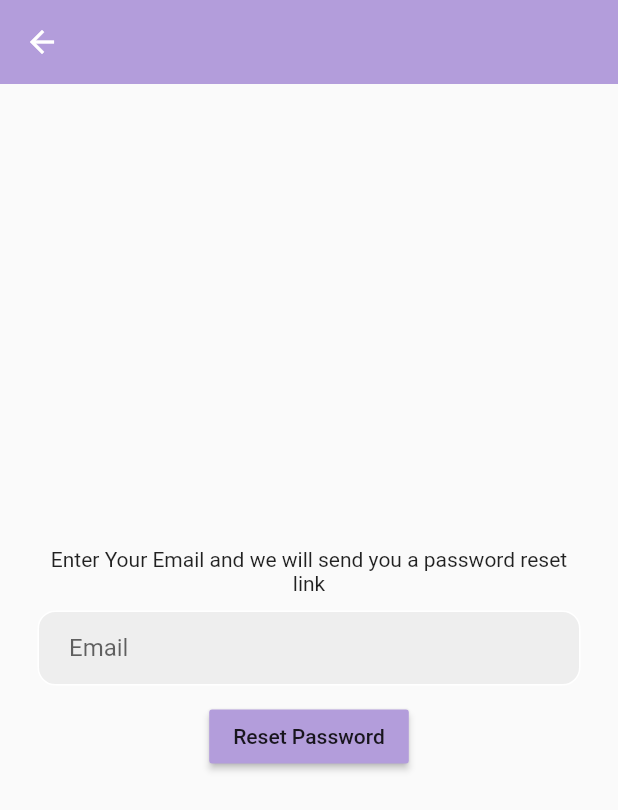
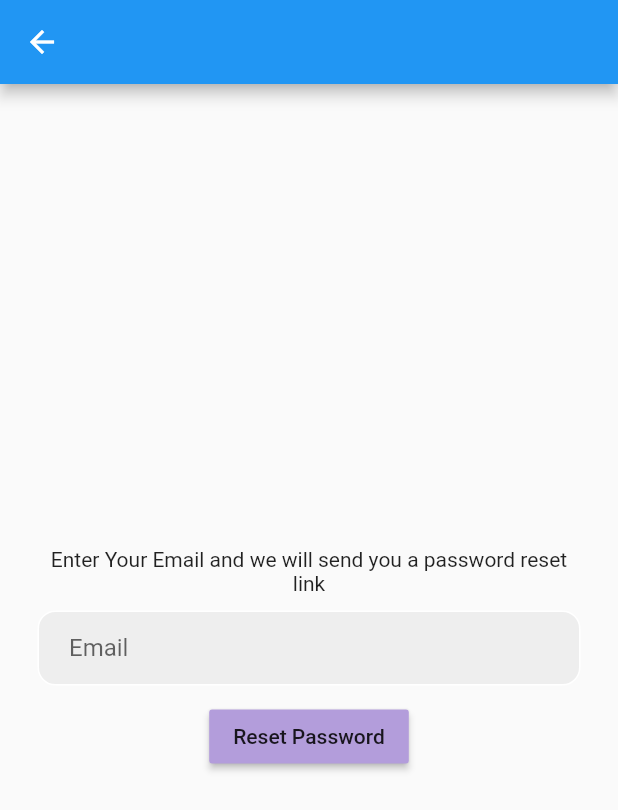
Before and after one commit to mehmetcannn0/not_defteri, a Flutter app: the ForgotPassword screen opened directly, on a phone screen of 412 x 824 dp. Shown: the top 810 px of the screen. Run offline on Flutter 3.47's test engine with Material 2 defaults, Android fonts, the phone set to English and light mode, and no system bars; our stand-ins replace cloud_firestore, cool_alert, firebase_auth, firebase_core, google_fonts; accounts and stored records are empty.

Commit message:
duzenleme yapıldı

```diff
--- a/lib/pages/forgot_password_page.dart
+++ b/lib/pages/forgot_password_page.dart
@@ -56,8 +56,8 @@ class _ForgotPasswordState extends State<ForgotPassword> {
     return SafeArea(
       child: Scaffold(
         appBar: AppBar(
-          backgroundColor: Colors.deepPurple[200],
-          elevation: 0,
+          backgroundColor: Theme.of(context).appBarTheme.backgroundColor,
+          // elevation: 0,
         ),
         body: Column(
           mainAxisAlignment: MainAxisAlignment.center,
```
